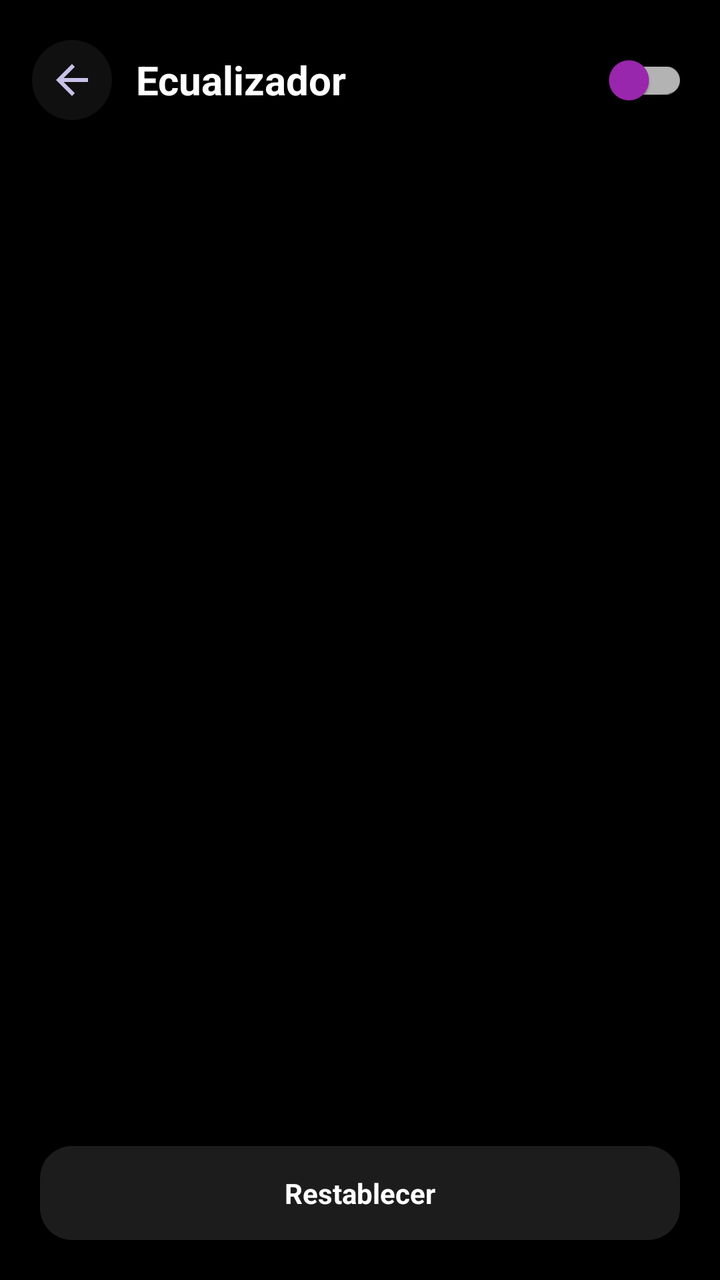
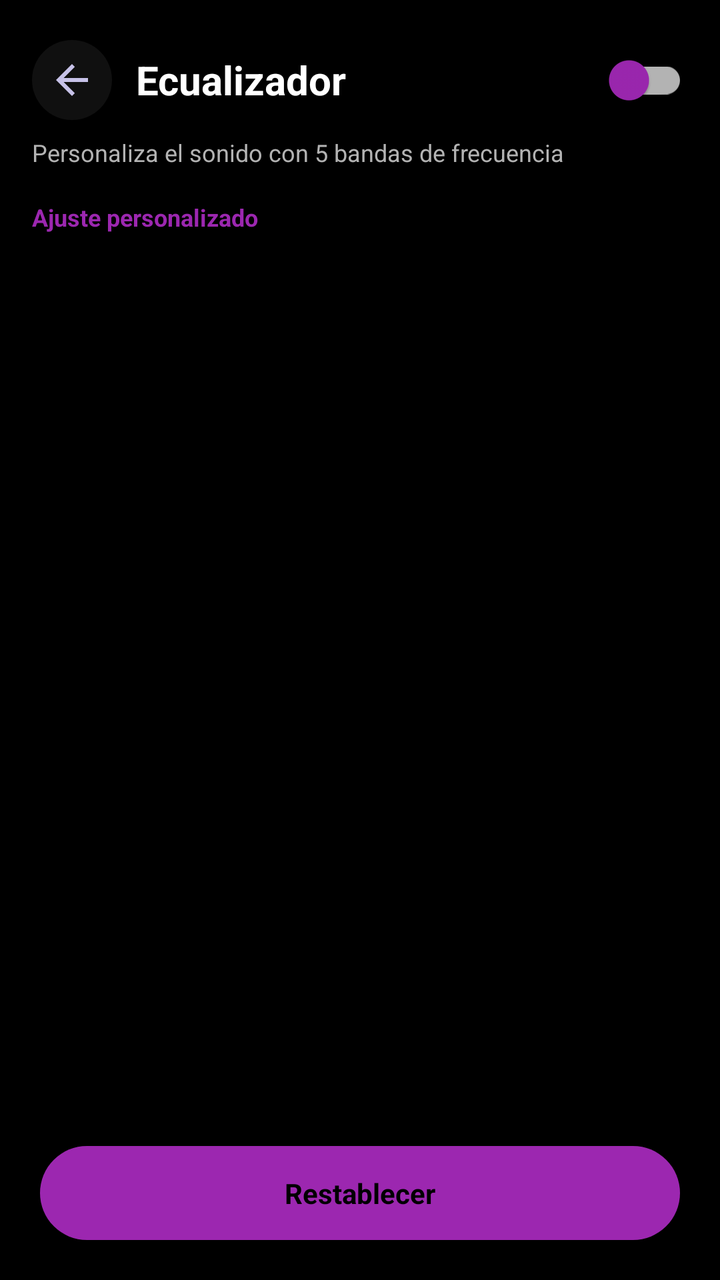

The first picture is an Android layout as it rendered before a commit; the second is the same layout after the commit. The layout source and the unified diff follow.
<!-- AndroidManifest.xml: application theme Theme.MP_3 -->
<!-- res/layout/activity_equalizer.xml -->
<?xml version="1.0" encoding="utf-8"?>
<LinearLayout xmlns:android="http://schemas.android.com/apk/res/android"
    android:layout_width="match_parent"
    android:layout_height="match_parent"
    android:background="@color/background_dark"
    android:orientation="vertical">

    <LinearLayout
        android:layout_width="match_parent"
        android:layout_height="wrap_content"
        android:gravity="center_vertical"
        android:orientation="horizontal"
        android:padding="16dp">

        <ImageButton
            android:id="@+id/btnEqBack"
            android:layout_width="40dp"
            android:layout_height="40dp"
            android:background="@drawable/bg_icon_button_circle"
            android:contentDescription="Regresar"
            android:padding="8dp"
            android:src="@drawable/ic_arrow_back" />

        <TextView
            android:layout_width="0dp"
            android:layout_height="wrap_content"
            android:layout_marginStart="12dp"
            android:layout_weight="1"
            android:text="Ecualizador"
            android:textColor="@color/text_primary_light"
            android:textSize="20sp"
            android:textStyle="bold" />

        <com.google.android.material.switchmaterial.SwitchMaterial
            android:id="@+id/switchEqEnabled"
            android:layout_width="wrap_content"
            android:layout_height="wrap_content"
            app:thumbTint="@color/spotify_green"
            app:trackTint="@color/spotify_gray"
            xmlns:app="http://schemas.android.com/apk/res-auto" />

    </LinearLayout>

    <TextView
        android:id="@+id/tvEqUnavailable"
        android:layout_width="match_parent"
        android:layout_height="wrap_content"
        android:layout_marginTop="32dp"
        android:gravity="center"
        android:padding="24dp"
        android:text="El ecualizador no esta disponible en este dispositivo"
        android:textColor="@color/text_secondary_light"
        android:textSize="14sp"
        android:visibility="gone" />

    <LinearLayout
        android:id="@+id/llEqBandsContainer"
        android:layout_width="match_parent"
        android:layout_height="0dp"
        android:layout_weight="1"
        android:gravity="center"
        android:orientation="horizontal"
        android:paddingHorizontal="8dp" />

    <TextView
        android:id="@+id/btnEqReset"
        android:layout_width="match_parent"
        android:layout_height="wrap_content"
        android:layout_margin="20dp"
        android:background="@drawable/bg_item_song"
        android:gravity="center"
        android:padding="14dp"
        android:text="Restablecer"
        android:textColor="@color/text_primary_light"
        android:textStyle="bold" />

</LinearLayout>
<!-- resources referenced by this layout -->
<resources>
  <color name="background_dark">#000000</color>
  <color name="spotify_gray">#B3B3B3</color>
  <color name="spotify_green">#9C27B0</color>
  <color name="text_primary_light">#FFFFFF</color>
  <color name="text_secondary_light">#B3B3B3</color>
  <!-- drawable bg_icon_button_circle (drawable) -->
  <?xml version="1.0" encoding="utf-8"?>
  <shape xmlns:android="http://schemas.android.com/apk/res/android"
      android:shape="oval">
      <solid android:color="@color/surface_dark" />
  </shape>
  <!-- drawable bg_item_song (drawable) -->
  <?xml version="1.0" encoding="utf-8"?>
  <selector xmlns:android="http://schemas.android.com/android">
      <item android:state_pressed="true">
          <shape android:shape="rectangle">
              <solid android:color="@color/purple_dark" />
              <corners android:radius="16dp" />
          </shape>
      </item>
      <item>
          <shape android:shape="rectangle">
              <solid android:color="@color/surface_dark" />
              <corners android:radius="16dp" />
          </shape>
      </item>
  </selector>
  <!-- drawable ic_arrow_back (drawable) -->
  <vector xmlns:android="http://schemas.android.com/apk/res/android"
      android:width="24dp"
      android:height="24dp"
      android:viewportWidth="24"
      android:viewportHeight="24">
      <path
          android:fillColor="#C7C2E8"
          android:pathData="M20,11H7.83l5.59,-5.59L12,4l-8,8 8,8 1.41,-1.41L7.83,13H20v-2z" />
  </vector>
  <style name="Theme.MP_3" parent="Theme.MaterialComponents.DayNight.NoActionBar">
          <item name="colorPrimary">@color/purple_primary</item>
          <item name="colorPrimaryVariant">@color/purple_dark</item>
          <item name="colorOnPrimary">@color/white</item>
          <item name="colorSecondary">@color/blue_primary</item>
          <item name="colorSecondaryVariant">@color/blue_dark</item>
          <item name="colorOnSecondary">@color/white</item>
          <item name="android:statusBarColor">@color/background_dark</item>
          <item name="android:windowBackground">@color/background_dark</item>
          <item name="android:navigationBarColor">@color/background_dark</item>
      </style>
  <color name="surface_dark">#101010</color>
  <color name="purple_dark">#1C1C1C</color>
  <color name="purple_primary">#9C27B0</color>
  <color name="white">#FFFFFF</color>
  <color name="blue_primary">#9C27B0</color>
  <color name="blue_dark">#0A0A0A</color>
</resources>

<!-- the commit's change to res/layout/activity_equalizer.xml (unified diff, before → after) -->
@@ -1,16 +1,20 @@
 <?xml version="1.0" encoding="utf-8"?>
 <LinearLayout xmlns:android="http://schemas.android.com/apk/res/android"
+    xmlns:app="http://schemas.android.com/apk/res-auto"
     android:layout_width="match_parent"
     android:layout_height="match_parent"
     android:background="@color/background_dark"
     android:orientation="vertical">
 
     <LinearLayout
+        android:id="@+id/eqHeaderContainer"
         android:layout_width="match_parent"
         android:layout_height="wrap_content"
         android:gravity="center_vertical"
         android:orientation="horizontal"
-        android:padding="16dp">
+        android:paddingHorizontal="16dp"
+        android:paddingTop="16dp"
+        android:paddingBottom="4dp">
 
         <ImageButton
             android:id="@+id/btnEqBack"
@@ -36,10 +40,18 @@
             android:layout_width="wrap_content"
             android:layout_height="wrap_content"
             app:thumbTint="@color/spotify_green"
-            app:trackTint="@color/spotify_gray"
-            xmlns:app="http://schemas.android.com/apk/res-auto" />
+            app:trackTint="@color/spotify_gray" />
 
     </LinearLayout>
+
+    <TextView
+        android:layout_width="match_parent"
+        android:layout_height="wrap_content"
+        android:paddingHorizontal="16dp"
+        android:paddingBottom="8dp"
+        android:text="Personaliza el sonido con 5 bandas de frecuencia"
+        android:textColor="@color/text_secondary_light"
+        android:textSize="12sp" />
 
     <TextView
         android:id="@+id/tvEqUnavailable"
@@ -53,25 +65,54 @@
         android:textSize="14sp"
         android:visibility="gone" />
 
+    <HorizontalScrollView
+        android:layout_width="match_parent"
+        android:layout_height="wrap_content"
+        android:paddingBottom="4dp"
+        android:scrollbars="none">
+
+        <LinearLayout
+            android:id="@+id/llEqPresetsContainer"
+            android:layout_width="wrap_content"
+            android:layout_height="wrap_content"
+            android:orientation="horizontal"
+            android:paddingHorizontal="16dp" />
+
+    </HorizontalScrollView>
+
+    <TextView
+        android:id="@+id/tvEqSelectedPreset"
+        android:layout_width="match_parent"
+        android:layout_height="wrap_content"
+        android:paddingHorizontal="16dp"
+        android:paddingTop="4dp"
+        android:paddingBottom="4dp"
+        android:text="Ajuste personalizado"
+        android:textColor="@color/spotify_green"
+        android:textSize="12sp"
+        android:textStyle="bold" />
+
     <LinearLayout
         android:id="@+id/llEqBandsContainer"
         android:layout_width="match_parent"
         android:layout_height="0dp"
         android:layout_weight="1"
+        android:layout_marginHorizontal="12dp"
+        android:layout_marginTop="4dp"
         android:gravity="center"
         android:orientation="horizontal"
-        android:paddingHorizontal="8dp" />
+        android:paddingHorizontal="4dp" />
 
     <TextView
         android:id="@+id/btnEqReset"
         android:layout_width="match_parent"
         android:layout_height="wrap_content"
         android:layout_margin="20dp"
-        android:background="@drawable/bg_item_song"
+        android:background="@drawable/bg_btn_pill_solid"
         android:gravity="center"
         android:padding="14dp"
         android:text="Restablecer"
-        android:textColor="@color/text_primary_light"
+        android:textColor="@color/spotify_black"
         android:textStyle="bold" />
 
 </LinearLayout>
<!-- resource entries referenced after the edit -->
@@ -1,32 +1,24 @@
 <!-- resources referenced by this layout -->
 <resources>
   <color name="background_dark">#000000</color>
+  <color name="spotify_black">#000000</color>
   <color name="spotify_gray">#B3B3B3</color>
   <color name="spotify_green">#9C27B0</color>
   <color name="text_primary_light">#FFFFFF</color>
   <color name="text_secondary_light">#B3B3B3</color>
+  <!-- drawable bg_btn_pill_solid (drawable) -->
+  <?xml version="1.0" encoding="utf-8"?>
+  <shape xmlns:android="http://schemas.android.com/apk/res/android"
+      android:shape="rectangle">
+      <solid android:color="@color/spotify_green" />
+      <corners android:radius="24dp" />
+  </shape>
   <!-- drawable bg_icon_button_circle (drawable) -->
   <?xml version="1.0" encoding="utf-8"?>
   <shape xmlns:android="http://schemas.android.com/apk/res/android"
       android:shape="oval">
       <solid android:color="@color/surface_dark" />
   </shape>
-  <!-- drawable bg_item_song (drawable) -->
-  <?xml version="1.0" encoding="utf-8"?>
-  <selector xmlns:android="http://schemas.android.com/android">
-      <item android:state_pressed="true">
-          <shape android:shape="rectangle">
-              <solid android:color="@color/purple_dark" />
-              <corners android:radius="16dp" />
-          </shape>
-      </item>
-      <item>
-          <shape android:shape="rectangle">
-              <solid android:color="@color/surface_dark" />
-              <corners android:radius="16dp" />
-          </shape>
-      </item>
-  </selector>
   <!-- drawable ic_arrow_back (drawable) -->
   <vector xmlns:android="http://schemas.android.com/apk/res/android"
       android:width="24dp"
